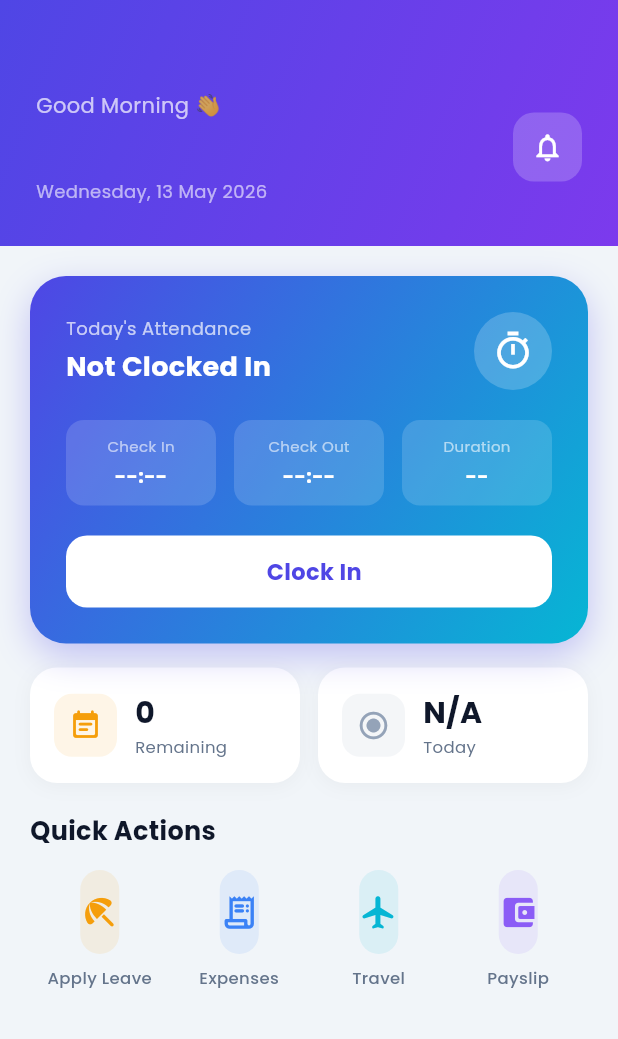
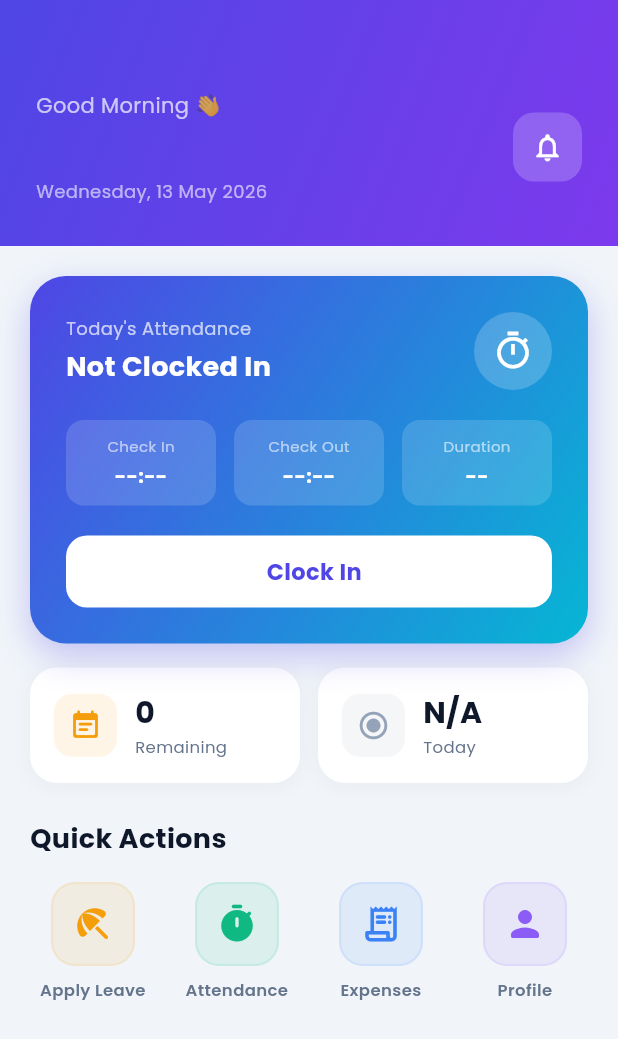
Before and after one commit to Saddam7342/HRMS-Employee-Mobile, a Flutter app: the HomeScreen screen opened directly, on a phone screen of 412 x 824 dp. Shown: the top 1039 px of the screen. Run offline on Flutter 3.47's test engine with Material 3 defaults, Android fonts, the phone set to English and light mode, and no system bars; our stand-ins replace dio, flutter_secure_storage, google_fonts; accounts and stored records are empty; network calls fail.

Commit message:
Fix attendance/leave logic, improve quick actions design and navigation

```diff
--- a/lib/main.dart
+++ b/lib/main.dart
@@ -7,6 +7,7 @@ import 'providers/leave_provider.dart';
 import 'providers/expense_provider.dart';
 import 'providers/travel_provider.dart';
 import 'providers/notification_provider.dart';
+import 'providers/navigation_provider.dart';
 import 'screens/splash_screen.dart';
 
 void main() {
@@ -20,6 +21,7 @@ void main() {
         ChangeNotifierProvider(create: (_) => ExpenseProvider()),
         ChangeNotifierProvider(create: (_) => TravelProvider()),
         ChangeNotifierProvider(create: (_) => NotificationProvider()),
+        ChangeNotifierProvider(create: (_) => NavigationProvider()),
       ],
       child: const HRMSApp(),
     ),
--- a/lib/providers/attendance_provider.dart
+++ b/lib/providers/attendance_provider.dart
@@ -43,11 +43,7 @@ class AttendanceProvider with ChangeNotifier {
     _error = null;
     notifyListeners();
     try {
-      final res = await _api.post(ApiConstants.checkIn, data: {'notes': notes ?? ''});
-      final data = ApiService.extractData(res);
-      if (data != null) {
-        _today = AttendanceRecord.fromJson(data);
-      }
+      await _api.post(ApiConstants.checkIn, data: {'notes': notes ?? ''});
       await fetchToday();
       _isLoading = false;
       notifyListeners();
--- /dev/null
+++ b/lib/providers/navigation_provider.dart
@@ -0,0 +1,11 @@
+import 'package:flutter/material.dart';
+
+class NavigationProvider with ChangeNotifier {
+  int _currentIndex = 0;
+  int get currentIndex => _currentIndex;
+
+  void setIndex(int index) {
+    _currentIndex = index;
+    notifyListeners();
+  }
+}
--- a/lib/screens/home_screen.dart
+++ b/lib/screens/home_screen.dart
@@ -9,6 +9,7 @@ import '../providers/notification_provider.dart';
 import '../models/attendance_model.dart';
 import '../models/leave_model.dart';
 import 'notifications_screen.dart';
+import '../providers/navigation_provider.dart';
 
 class HomeScreen extends StatefulWidget {
   const HomeScreen({super.key});
@@ -331,54 +332,90 @@ class _HomeScreenState extends State<HomeScreen> {
   }
 
   Widget _buildQuickActions(BuildContext ctx) {
+    final nav = ctx.read<NavigationProvider>();
     final actions = [
-      {'label': 'Apply Leave', 'icon': Icons.beach_access_rounded, 'color': const Color(0xFFF59E0B)},
-      {'label': 'Expenses', 'icon': Icons.receipt_long_rounded, 'color': const Color(0xFF3B82F6)},
-      {'label': 'Travel', 'icon': Icons.flight_rounded, 'color': const Color(0xFF06B6D4)},
-      {'label': 'Payslip', 'icon': Icons.account_balance_wallet_rounded, 'color': const Color(0xFF8B5CF6)},
+      {
+        'label': 'Apply Leave',
+        'icon': Icons.beach_access_rounded,
+        'color': const Color(0xFFF59E0B),
+        'onTap': () => nav.setIndex(2)
+      },
+      {
+        'label': 'Attendance',
+        'icon': Icons.timer_rounded,
+        'color': const Color(0xFF10B981),
+        'onTap': () => nav.setIndex(1)
+      },
+      {
+        'label': 'Expenses',
+        'icon': Icons.receipt_long_rounded,
+        'color': const Color(0xFF3B82F6),
+        'onTap': () {
+          ScaffoldMessenger.of(ctx).showSnackBar(
+            const SnackBar(content: Text('Expenses feature coming soon!')),
+          );
+        }
+      },
+      {
+        'label': 'Profile',
+        'icon': Icons.person_rounded,
+        'color': const Color(0xFF8B5CF6),
+        'onTap': () => nav.setIndex(3)
+      },
     ];
+
     return Padding(
-      padding: const EdgeInsets.fromLTRB(20, 20, 20, 0),
+      padding: const EdgeInsets.fromLTRB(20, 24, 20, 0),
       child: Column(
         crossAxisAlignment: CrossAxisAlignment.start,
         children: [
           const Text('Quick Actions',
               style: TextStyle(
-                  fontSize: 17,
+                  fontSize: 18,
                   fontWeight: FontWeight.w700,
                   color: AppTheme.textPrimary)),
-          const SizedBox(height: 14),
-          Row(
-            children: actions.map((a) {
+          const SizedBox(height: 16),
+          GridView.builder(
+            shrinkWrap: true,
+            physics: const NeverScrollableScrollPhysics(),
+            gridDelegate: const SliverGridDelegateWithFixedCrossAxisCount(
+              crossAxisCount: 4,
+              mainAxisSpacing: 12,
+              crossAxisSpacing: 12,
+              childAspectRatio: 0.8,
+            ),
+            itemCount: actions.length,
+            itemBuilder: (context, index) {
+              final a = actions[index];
               final color = a['color'] as Color;
-              return Expanded(
-                child: GestureDetector(
-                  onTap: () {},
-                  child: Padding(
-                    padding: const EdgeInsets.symmetric(horizontal: 4),
+              return GestureDetector(
+                onTap: a['onTap'] as VoidCallback,
                 child: Column(
                   children: [
                     Container(
                       height: 56,
+                      width: 56,
                       decoration: BoxDecoration(
                         color: color.withValues(alpha: 0.1),
                         borderRadius: BorderRadius.circular(16),
+                        border: Border.all(color: color.withValues(alpha: 0.1), width: 1.5),
                       ),
-                          child: Icon(a['icon'] as IconData, color: color, size: 26),
+                      child: Icon(a['icon'] as IconData, color: color, size: 28),
                     ),
                     const SizedBox(height: 8),
-                        Text(a['label'] as String,
+                    Text(
+                      a['label'] as String,
                       textAlign: TextAlign.center,
                       style: const TextStyle(
                         fontSize: 11,
                         color: AppTheme.textSecondary,
-                                fontWeight: FontWeight.w500)),
+                        fontWeight: FontWeight.w600,
+                      ),
+                    ),
                   ],
                 ),
-                  ),
-                ),
               );
-            }).toList(),
+            },
           ),
         ],
       ),
```
Also changed, not shown: lib/models/attendance_model.dart (+39 -5 lines), lib/models/leave_model.dart (+11 -1 lines), lib/screens/main_shell.dart (+7 -4 lines). Lines whose indentation alone changed are shown as unchanged.
